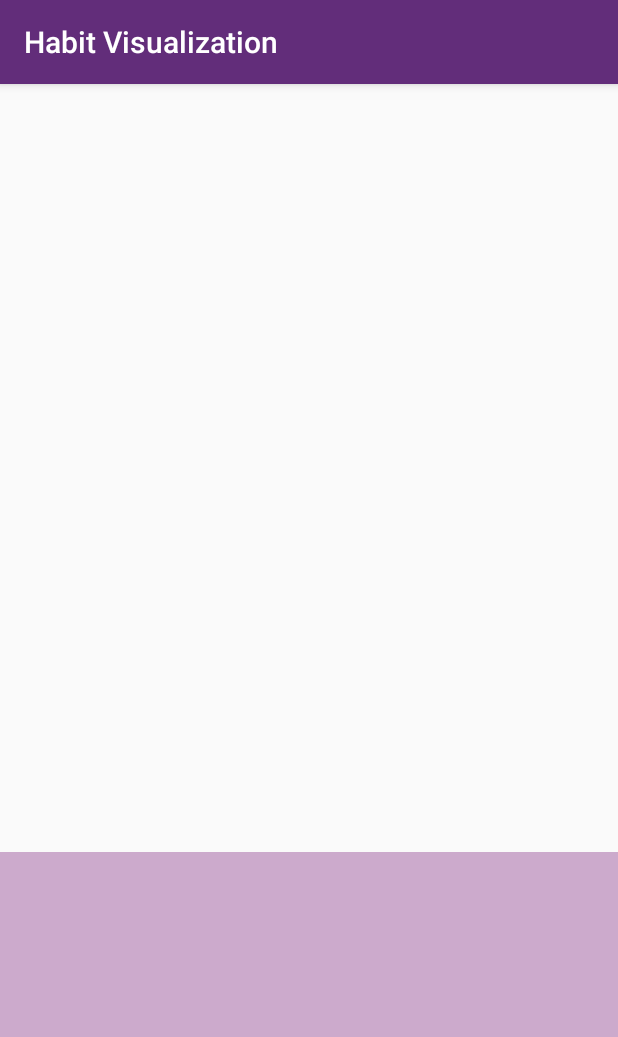
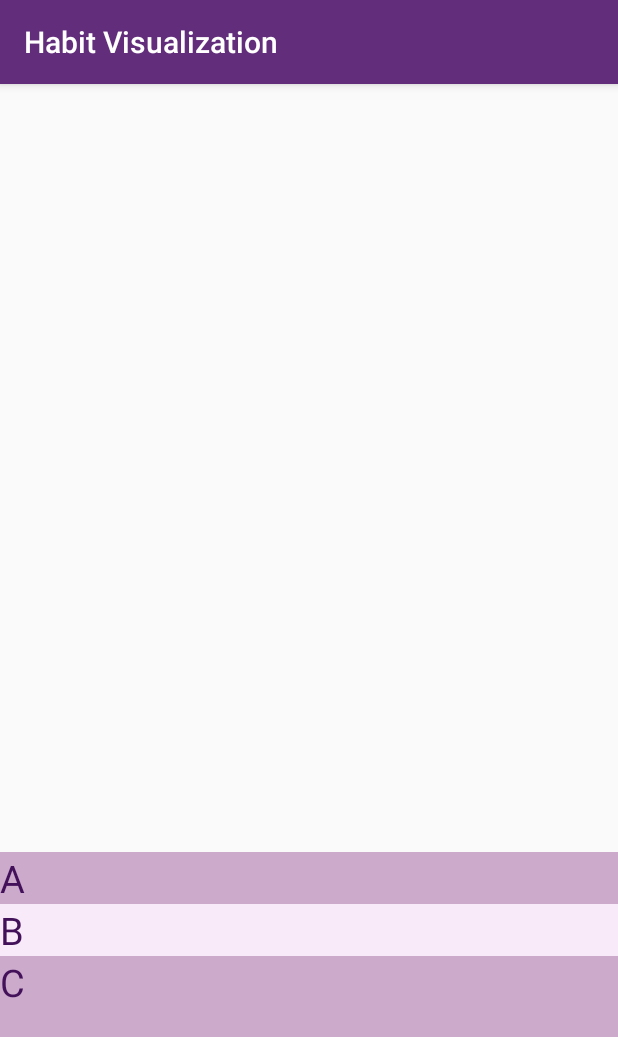
Before and after one commit to matthewwg4/CIS350Proj, an Android app: the screen it shows after launch (TrendViewerActivity), on a phone screen of 412 x 824 dp. Shown: the top 1037 px of the screen. Run offline under Robolectric (Android 15) with nearby library versions, the phone set to English and light mode, and no system bars.

Commit message:
No graph. RecyclerView working

```diff
--- a/HabitVisualization/app/src/main/java/com/example/habitvisualization/DataStorage.java
+++ b/HabitVisualization/app/src/main/java/com/example/habitvisualization/DataStorage.java
@@ -1,5 +1,7 @@
 package com.example.habitvisualization;
 
+import java.util.List;
+import java.util.Set;
 import java.util.TreeMap;
 
 public class DataStorage { // Fake data
@@ -12,4 +14,11 @@ public class DataStorage { // Fake data
     public HabitTracker getHabitTracker(String habitName) {
         return habits.get(habitName);
     }
+
+    public Set<String> getAllHabitNames() {return habits.keySet();}
+
+    public void addNewHabitTracker(String habitName, HabitTracker habitTracker) {
+        habits.put(habitName, habitTracker);
+    }
+
 }
--- /dev/null
+++ b/HabitVisualization/app/src/main/java/com/example/habitvisualization/HabitViewAdapter.java
@@ -0,0 +1,80 @@
+package com.example.habitvisualization;
+
+import android.content.Context;
+import android.graphics.Color;
+import android.support.annotation.NonNull;
+import android.support.v4.content.ContextCompat;
+import android.support.v4.content.res.ResourcesCompat;
+import android.support.v7.widget.RecyclerView;
+import android.util.Log;
+import android.view.LayoutInflater;
+import android.view.View;
+import android.view.ViewGroup;
+import android.widget.TextView;
+
+import java.util.List;
+
+//DONE
+public class HabitViewAdapter extends RecyclerView.Adapter<HabitViewAdapter.HabitViewHolder> {
+    private static final String TAG = "RecyclerViewAdapter";
+    private Context context;
+    private List<String> habitsNames;
+    private int colorRowEven;
+    private int colorRowOdd;
+
+    //ViewHolder creates the view ----------------------------------
+    public static class HabitViewHolder extends RecyclerView.ViewHolder {
+        //Each data item is just a string in this case
+        private TextView habitName;
+
+        public HabitViewHolder(@NonNull View view) {
+            super(view);
+            this.habitName = view.findViewById(R.id.habitName);
+        }
+    }
+
+    public HabitViewAdapter(Context context, List<String> habitsNames) {
+        this.habitsNames = habitsNames;
+        colorRowEven = ContextCompat.getColor(context, R.color.colorRecyclerView);
+        colorRowOdd = ContextCompat.getColor(context, R.color.colorRecyclerView1);
+    }
+
+    // Create new views (invoked by the layout manager)
+    @NonNull
+    @Override
+    public HabitViewAdapter.HabitViewHolder onCreateViewHolder(@NonNull ViewGroup parent, int i) {
+        Log.d(TAG, "onCreateViewHolder: called");
+
+        // Create a new view
+        View view = LayoutInflater.from(parent.getContext())
+                .inflate(R.layout.habit_listitem, parent, false);
+        HabitViewHolder habitViewHolder = new HabitViewHolder(view);
+        return habitViewHolder;
+    }
+
+    // Replace the contents of a view (invoked by the layout manager)
+    @Override
+    public void onBindViewHolder(@NonNull HabitViewHolder habitViewHolder, int position) {
+        Log.d(TAG, "onBindViewHolder: called");
+
+        // - get element from your dataset at this position
+        // - replace the contents of the view with that element
+        String habitName = habitsNames.get(position);
+        habitViewHolder.habitName.setText(habitName);
+
+        if (position % 2 == 0) {
+            habitViewHolder.itemView.setBackgroundColor(
+                    Color.parseColor(String.format("#%06X", (0xFFFFFF & colorRowEven))));
+        } else {
+            habitViewHolder.itemView.setBackgroundColor(
+                    Color.parseColor(String.format("#%06X", (0xFFFFFF & colorRowOdd))));
+        }
+
+    }
+
+    // Return the size of the list
+    @Override
+    public int getItemCount() {
+        return habitsNames.size();
+    }
+}
--- a/HabitVisualization/app/src/main/java/com/example/habitvisualization/TrendViewerActivity.java
+++ b/HabitVisualization/app/src/main/java/com/example/habitvisualization/TrendViewerActivity.java
@@ -2,15 +2,58 @@ package com.example.habitvisualization;
 
 import android.support.v7.app.AppCompatActivity;
 import android.os.Bundle;
+import android.support.v7.widget.LinearLayoutManager;
+import android.support.v7.widget.RecyclerView;
+import android.util.Log;
+
+import java.util.ArrayList;
+import java.util.List;
+import java.util.Set;
 
 public class TrendViewerActivity extends AppCompatActivity {
 
+    private static final String TAG = "TrendViewerActivity";
+
+    private DataStorage dataStorage;
+
+    private RecyclerView recyclerView;
+    private RecyclerView.Adapter recyclerViewAdapter;
+    private RecyclerView.LayoutManager layoutManager;
+
     @Override
     protected void onCreate(Bundle savedInstanceState) {
+        Log.d(TAG, "onCreate is called");
         super.onCreate(savedInstanceState);
         setContentView(R.layout.activity_main);
+
+        Log.d(TAG, "onCreate: started.");
+
+        //testing purpose below-----------------------------------
+        dataStorage = new DataStorage();
+
+        dataStorage.addNewHabitTracker("A", new HabitTracker());
+        dataStorage.addNewHabitTracker("B", new HabitTracker());
+        dataStorage.addNewHabitTracker("C", new HabitTracker());
+        //testing purpose above------------------------------------
+
+        initRecyclerView();
     }
 
+    private void initRecyclerView() {
+        Log.d(TAG, "initRecyclerView: init recyclerView");
 
+        List<String> habitNamesList =
+                new ArrayList<String>(dataStorage.getAllHabitNames());
+
+        recyclerView = (RecyclerView) findViewById(R.id.recyclerView_habitNames);
+
+        // use a linear layout manager
+        layoutManager = new LinearLayoutManager(this);
+        recyclerView.setLayoutManager(layoutManager);
+
+        // specify an adapter (see also next example)
+        recyclerViewAdapter = new HabitViewAdapter(this, habitNamesList);
+        recyclerView.setAdapter(recyclerViewAdapter);
+    }
 
 }
--- a/HabitVisualization/app/src/main/res/layout/activity_main.xml
+++ b/HabitVisualization/app/src/main/res/layout/activity_main.xml
@@ -4,6 +4,7 @@
     xmlns:tools="http://schemas.android.com/tools"
     android:layout_width="match_parent"
     android:layout_height="match_parent"
+    android:id="@+id/parent_layout"
     tools:context=".TrendViewerActivity">
 
     <LinearLayout
@@ -12,18 +13,21 @@
         android:weightSum="3"
         android:orientation="vertical">
 
-
+        <!--Graph view for stats of a habit-->
         <View
-            android:id="@+id/graphView"
             android:layout_width="fill_parent"
             android:layout_height="0dip"
-            android:layout_weight="2"/>
+            android:layout_weight="2"
+            android:id="@+id/graphView"/>
 
+        <!--Recycler view of list of habits-->
         <android.support.v7.widget.RecyclerView
+            android:scrollbars="vertical"
             android:layout_width="fill_parent"
             android:layout_height="0dip"
             android:layout_weight="1"
-            android:background="@color/colorRecyclerView"/>
+            android:background="@color/colorRecyclerView"
+            android:id="@+id/recyclerView_habitNames"/>
 
     </LinearLayout>
 
--- /dev/null
+++ b/HabitVisualization/app/src/main/res/layout/habit_listitem.xml
@@ -0,0 +1,15 @@
+<?xml version="1.0" encoding="utf-8"?>
+<RelativeLayout
+    xmlns:android="http://schemas.android.com/apk/res/android"
+    android:layout_width="match_parent"
+    android:layout_height="wrap_content"
+    android:id="@+id/parent_layout">
+
+    <TextView
+        android:layout_width="match_parent"
+        android:layout_height="wrap_content"
+        android:textColor="@color/colorPrimaryDark"
+        android:textSize="@dimen/recyclerViewSize"
+        android:id="@+id/habitName"/>
+
+</RelativeLayout>
--- a/HabitVisualization/app/src/main/res/values/colors.xml
+++ b/HabitVisualization/app/src/main/res/values/colors.xml
@@ -4,4 +4,5 @@
     <color name="colorPrimaryDark">#431159</color>
     <color name="colorAccent">#D81B60</color>
     <color name="colorRecyclerView">#CCAACC</color>
+    <color name="colorRecyclerView1">#f9eaf9</color>
 </resources>
--- /dev/null
+++ b/HabitVisualization/app/src/main/res/values/dimens.xml
@@ -0,0 +1,4 @@
+<?xml version="1.0" encoding="utf-8"?>
+<resources>
+    <dimen name="recyclerViewSize">25dip</dimen>
+</resources>
```
